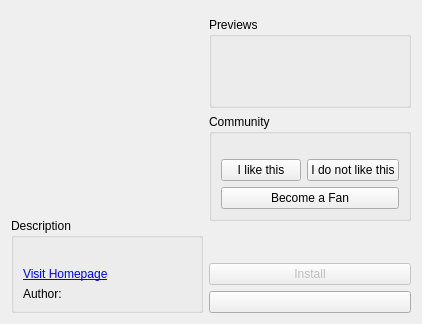
Above: knewstuff/knewstuff3/ui/entrydetailsdialog.ui from KDE/kdelibs before the change. Below: the same form after it.
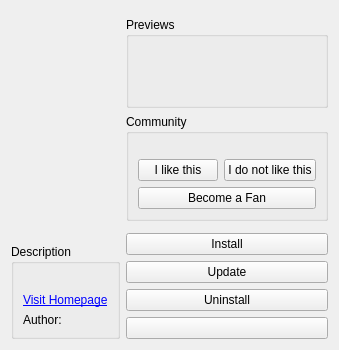
That is the form after the change. Custom widgets are drawn as their Qt base class.

Commit message: have working install/uninstall/update buttons in details dialog

```diff
--- a/knewstuff/knewstuff3/ui/entrydetailsdialog.ui
+++ b/knewstuff/knewstuff3/ui/entrydetailsdialog.ui
@@ -6,8 +6,8 @@
    <rect>
     <x>0</x>
     <y>0</y>
-    <width>422</width>
-    <height>324</height>
+    <width>326</width>
+    <height>350</height>
    </rect>
   </property>
   <property name="windowTitle">
@@ -245,13 +245,33 @@
        <item>
         <widget class="QPushButton" name="installButton">
          <property name="enabled">
-          <bool>false</bool>
+          <bool>true</bool>
          </property>
          <property name="text">
           <string>Install</string>
          </property>
         </widget>
        </item>
+       <item>
+        <widget class="QPushButton" name="updateButton">
+         <property name="enabled">
+          <bool>true</bool>
+         </property>
+         <property name="text">
+          <string>Update</string>
+         </property>
+        </widget>
+       </item>
+       <item>
+        <widget class="QPushButton" name="uninstallButton">
+         <property name="enabled">
+          <bool>true</bool>
+         </property>
+         <property name="text">
+          <string>Uninstall</string>
+         </property>
+        </widget>
+       </item>
        <item>
         <widget class="KPushButton" name="closeButton"/>
        </item>
```
The commit also changes 2 other files.
